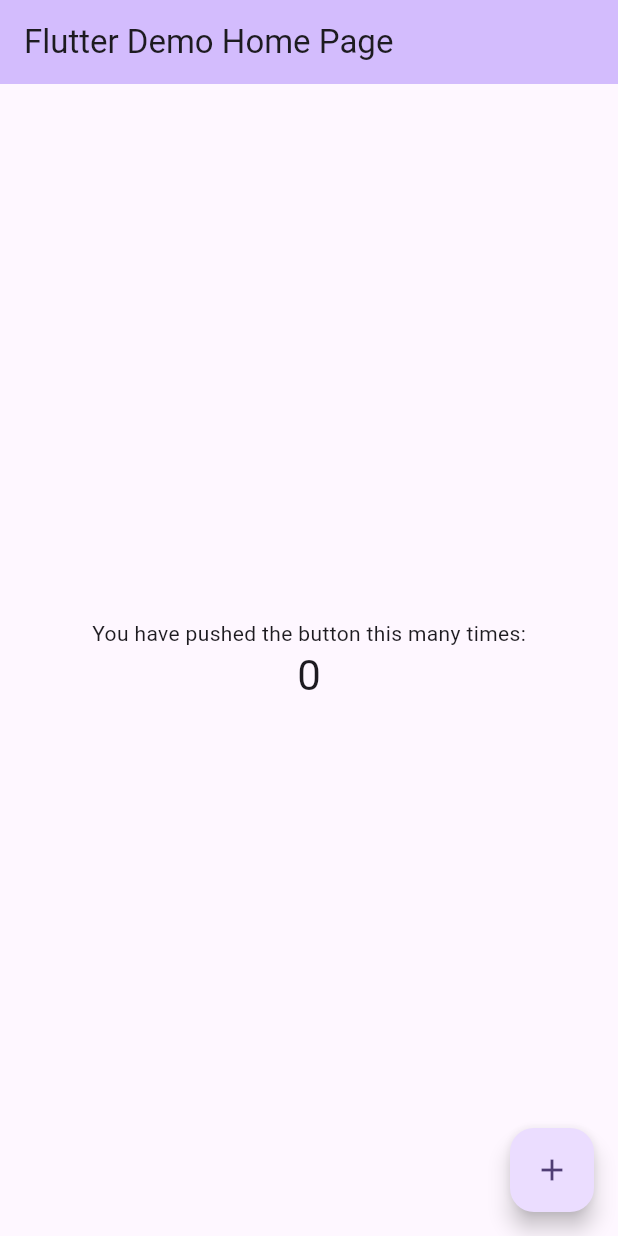
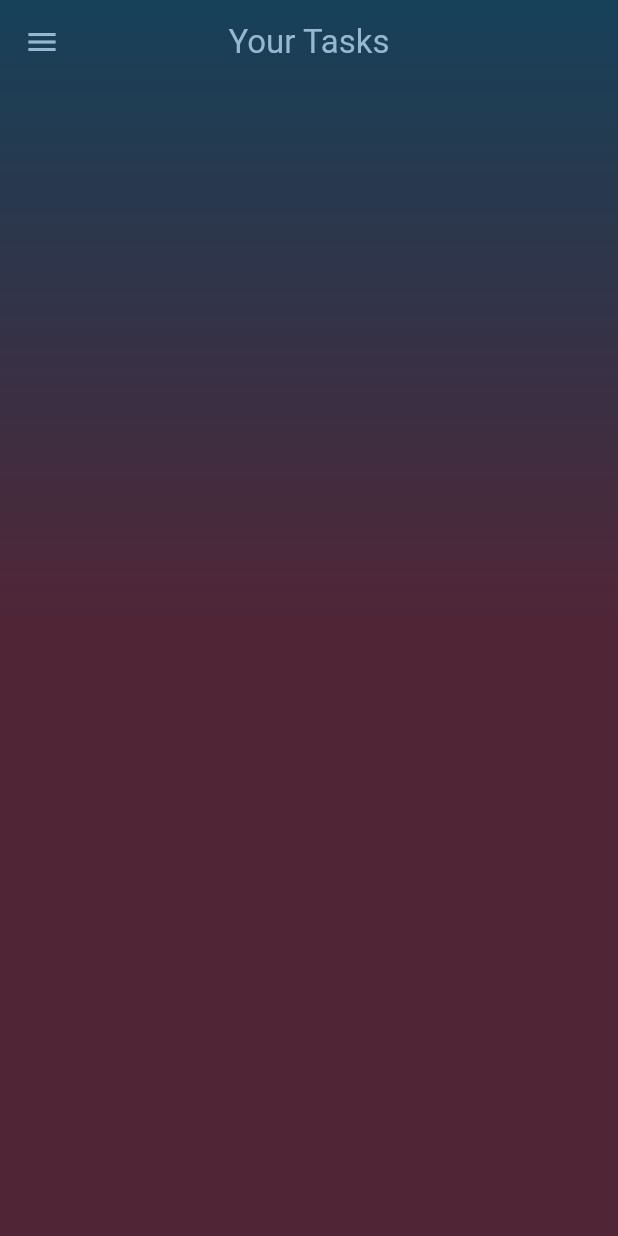
Before and after one commit to NishTheFish92/FlutterToDoList, a Flutter app: the screen it shows after launch, on a phone screen of 412 x 824 dp. Run offline on Flutter 3.47's test engine with Material 3 defaults, Android fonts, the phone set to English and light mode, and no system bars.

Commit message:
Created background of Main Screen and Menu screen, Added AppBar for the same

```diff
--- /dev/null
+++ b/lib/Screens/add_task.dart
@@ -0,0 +1,2 @@
+// ignore_for_file: prefer_const_constructors
+import 'package:flutter/material.dart';
--- /dev/null
+++ b/lib/Screens/home_screen.dart
@@ -0,0 +1,46 @@
+// ignore_for_file: prefer_const_constructors, prefer_const_literals_to_create_immutables
+
+import 'package:flutter/material.dart';
+
+class MainTaskScreen extends StatelessWidget {
+  const MainTaskScreen({super.key});
+
+  @override
+  Widget build(BuildContext context) {
+    return Scaffold(
+      extendBodyBehindAppBar: true,
+      appBar: AppBar(
+        centerTitle: true,
+        title: Text(
+          "Your Tasks",
+          style: TextStyle(
+            color: Color.fromARGB(255, 149, 183, 209),
+          ),
+        ),
+        iconTheme: IconThemeData(color: Color.fromARGB(255, 149, 183, 209)),
+        backgroundColor: Colors.transparent,
+        leading: IconButton(
+          onPressed: () {
+            Navigator.pushNamed(context, '/menu');
+          },
+          icon: Icon(Icons.menu),
+        ),
+      ),
+      body: Container(
+        decoration: BoxDecoration(
+          gradient: LinearGradient(
+              begin: Alignment.topCenter,
+              end: Alignment.bottomCenter,
+              colors: [
+                const Color.fromARGB(255, 22, 65, 89),
+                const Color.fromARGB(255, 80, 38, 55),
+              ],
+              stops: [
+                0,
+                0.5
+              ]),
+        ),
+      ),
+    );
+  }
+}
--- a/lib/main.dart
+++ b/lib/main.dart
@@ -1,4 +1,7 @@
+// ignore_for_file: prefer_const_constructors
 import 'package:flutter/material.dart';
+import 'package:to_do_application/Screens/home_screen.dart';
+import 'package:to_do_application/Screens/menu.dart';
 
 void main() {
   runApp(const MyApp());
@@ -11,115 +14,13 @@ class MyApp extends StatelessWidget {
   @override
   Widget build(BuildContext context) {
     return MaterialApp(
-      title: 'Flutter Demo',
-      theme: ThemeData(
-        // This is the theme of your application.
-        //
-        // TRY THIS: Try running your application with "flutter run". You'll see
-        // the application has a purple toolbar. Then, without quitting the app,
-        // try changing the seedColor in the colorScheme below to Colors.green
-        // and then invoke "hot reload" (save your changes or press the "hot
-        // reload" button in a Flutter-supported IDE, or press "r" if you used
-        // the command line to start the app).
-        //
-        // Notice that the counter didn't reset back to zero; the application
-        // state is not lost during the reload. To reset the state, use hot
-        // restart instead.
-        //
-        // This works for code too, not just values: Most code changes can be
-        // tested with just a hot reload.
-        colorScheme: ColorScheme.fromSeed(seedColor: Colors.deepPurple),
-        useMaterial3: true,
-      ),
-      home: const MyHomePage(title: 'Flutter Demo Home Page'),
+      debugShowCheckedModeBanner: false,
+      home: MainTaskScreen(),
+      routes: {
+        '/home_screen': (context) => MainTaskScreen(),
+        '/menu': (context) => MenuScreen(),
+
+      },
     );
   }
 }
-
-class MyHomePage extends StatefulWidget {
-  const MyHomePage({super.key, required this.title});
-
-  // This widget is the home page of your application. It is stateful, meaning
-  // that it has a State object (defined below) that contains fields that affect
-  // how it looks.
-
-  // This class is the configuration for the state. It holds the values (in this
-  // case the title) provided by the parent (in this case the App widget) and
-  // used by the build method of the State. Fields in a Widget subclass are
-  // always marked "final".
-
-  final String title;
-
-  @override
-  State<MyHomePage> createState() => _MyHomePageState();
-}
-
-class _MyHomePageState extends State<MyHomePage> {
-  int _counter = 0;
-
-  void _incrementCounter() {
-    setState(() {
-      // This call to setState tells the Flutter framework that something has
-      // changed in this State, which causes it to rerun the build method below
-      // so that the display can reflect the updated values. If we changed
-      // _counter without calling setState(), then the build method would not be
-      // called again, and so nothing would appear to happen.
-      _counter++;
-    });
-  }
-
-  @override
-  Widget build(BuildContext context) {
-    // This method is rerun every time setState is called, for instance as done
-    // by the _incrementCounter method above.
-    //
-    // The Flutter framework has been optimized to make rerunning build methods
-    // fast, so that you can just rebuild anything that needs updating rather
-    // than having to individually change instances of widgets.
-    return Scaffold(
-      appBar: AppBar(
-        // TRY THIS: Try changing the color here to a specific color (to
-        // Colors.amber, perhaps?) and trigger a hot reload to see the AppBar
-        // change color while the other colors stay the same.
-        backgroundColor: Theme.of(context).colorScheme.inversePrimary,
-        // Here we take the value from the MyHomePage object that was created by
-        // the App.build method, and use it to set our appbar title.
-        title: Text(widget.title),
-      ),
-      body: Center(
-        // Center is a layout widget. It takes a single child and positions it
-        // in the middle of the parent.
-        child: Column(
-          // Column is also a layout widget. It takes a list of children and
-          // arranges them vertically. By default, it sizes itself to fit its
-          // children horizontally, and tries to be as tall as its parent.
-          //
-          // Column has various properties to control how it sizes itself and
-          // how it positions its children. Here we use mainAxisAlignment to
-          // center the children vertically; the main axis here is the vertical
-          // axis because Columns are vertical (the cross axis would be
-          // horizontal).
-          //
-          // TRY THIS: Invoke "debug painting" (choose the "Toggle Debug Paint"
-          // action in the IDE, or press "p" in the console), to see the
-          // wireframe for each widget.
-          mainAxisAlignment: MainAxisAlignment.center,
-          children: <Widget>[
-            const Text(
-              'You have pushed the button this many times:',
-            ),
-            Text(
-              '$_counter',
-              style: Theme.of(context).textTheme.headlineMedium,
-            ),
-          ],
-        ),
-      ),
-      floatingActionButton: FloatingActionButton(
-        onPressed: _incrementCounter,
-        tooltip: 'Increment',
-        child: const Icon(Icons.add),
-      ), // This trailing comma makes auto-formatting nicer for build methods.
-    );
-  }
-}
```
Also changed, not shown: lib/Screens/menu.dart (added, +40 -0 lines).
